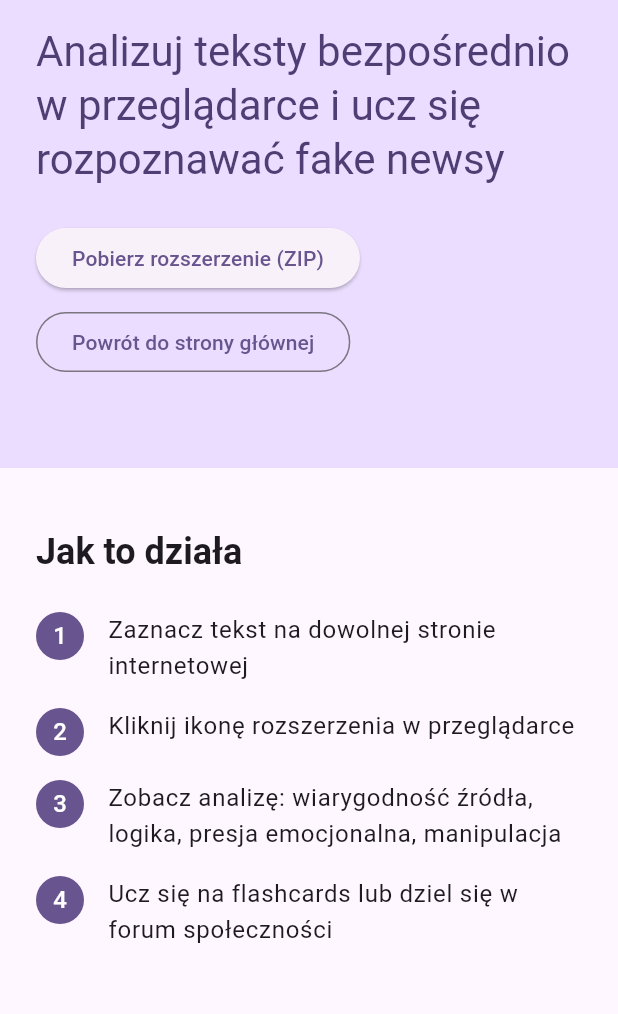
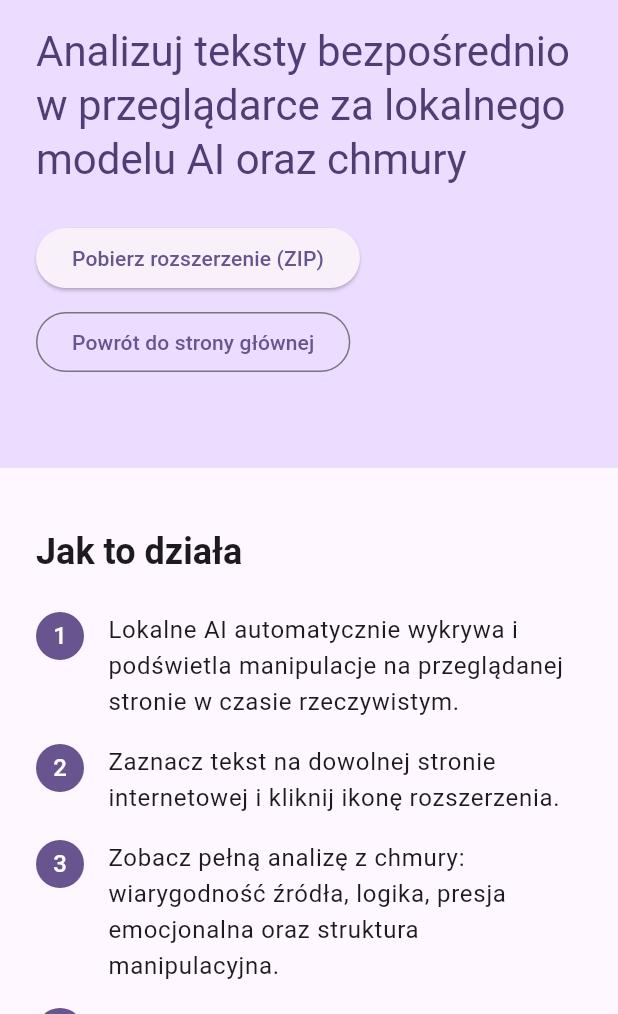
Before and after one commit to danio273/truthlens, a Flutter app: the ExtensionScreen screen opened by its route, on a phone screen of 412 x 824 dp, the part 222-1236 px from its top. Run offline on Flutter 3.47's test engine with Material 3 defaults, Android fonts, the phone set to English and light mode, and no system bars; our stand-ins replace go_router, skeletonizer; missing offline and left inert: dart:js_interop, dart:ui_web, universal_html.

Commit message:
docs(app): update extension page with local AI setup

```diff
--- a/app/lib/screens/extension_screen.dart
+++ b/app/lib/screens/extension_screen.dart
@@ -38,7 +38,7 @@ class ExtensionScreen extends StatelessWidget {
                   ),
                   const SizedBox(height: 16),
                   Text(
-                    'Analizuj teksty bezpośrednio w przeglądarce i ucz się rozpoznawać fake newsy',
+                    'Analizuj teksty bezpośrednio w przeglądarce za lokalnego modelu AI oraz chmury',
                     style: theme.textTheme.headlineMedium?.copyWith(
                       color: theme.colorScheme.onPrimaryContainer,
                     ),
@@ -75,21 +75,23 @@ class ExtensionScreen extends StatelessWidget {
                   const SizedBox(height: 16),
                   StepItem(
                     number: 1,
-                    text: 'Zaznacz tekst na dowolnej stronie internetowej',
+                    text:
+                        'Lokalne AI automatycznie wykrywa i podświetla manipulacje na przeglądanej stronie w czasie rzeczywistym.',
                   ),
                   StepItem(
                     number: 2,
-                    text: 'Kliknij ikonę rozszerzenia w przeglądarce',
+                    text:
+                        'Zaznacz tekst na dowolnej stronie internetowej i kliknij ikonę rozszerzenia.',
                   ),
                   StepItem(
                     number: 3,
                     text:
-                        'Zobacz analizę: wiarygodność źródła, logika, presja emocjonalna, manipulacja',
+                        'Zobacz pełną analizę z chmury: wiarygodność źródła, logika, presja emocjonalna oraz struktura manipulacyjna.',
                   ),
                   StepItem(
                     number: 4,
                     text:
-                        'Ucz się na flashcards lub dziel się w forum społeczności',
+                        'Ucz się na flashcards lub dziel się analizami w społeczności.',
                   ),
                 ],
               ),
@@ -122,7 +124,7 @@ class ExtensionScreen extends StatelessWidget {
                         'Alternatywnie: przejdź do chrome://extensions/',
                   ),
                   InstructionStep(
-                    number: 3,
+                    number: 4,
                     text:
                         'Włącz tryb deweloperski (Developer mode) w prawym górnym rogu.',
                   ),
@@ -135,6 +137,45 @@ class ExtensionScreen extends StatelessWidget {
                     number: 6,
                     text:
                         'Rozszerzenie powinno pojawić się w pasku narzędzi przeglądarki.',
+                  ),
+                ],
+              ),
+            ),
+            const SizedBox(height: 40),
+            Padding(
+              padding: const EdgeInsets.symmetric(horizontal: 24),
+              child: Column(
+                crossAxisAlignment: CrossAxisAlignment.start,
+                children: [
+                  Text(
+                    'Konfiguracja lokalnego AI',
+                    style: theme.textTheme.headlineSmall
+                        ?.copyWith(fontWeight: FontWeight.bold),
+                  ),
+                  const SizedBox(height: 8),
+                  Text(
+                    'Aby korzystać z automatycznego wykrywania manipulacji na urządzeniu, włącz obsługę Gemini Nano w przeglądarce Chrome:',
+                    style: theme.textTheme.bodyMedium,
+                  ),
+                  const SizedBox(height: 16),
+                  InstructionStep(
+                    number: 1,
+                    text: 'Otwórz Chrome i przejdź do flag konfiguracji:',
+                    shortcutText: 'chrome://flags',
+                  ),
+                  InstructionStep(
+                    number: 2,
+                    text:
+                        'Wyszukaj "Prompt API for Gemini Nano" i ustaw na Enabled.',
+                  ),
+                  InstructionStep(
+                    number: 3,
+                    text:
+                        'Wyszukaj "Enables optimization guide on device" i ustaw na Enabled BypassPrefRequirement.',
+                  ),
+                  InstructionStep(
+                    number: 4,
+                    text: 'Uruchom ponownie przeglądarkę Chrome.',
                   ),
                 ],
               ),
```
